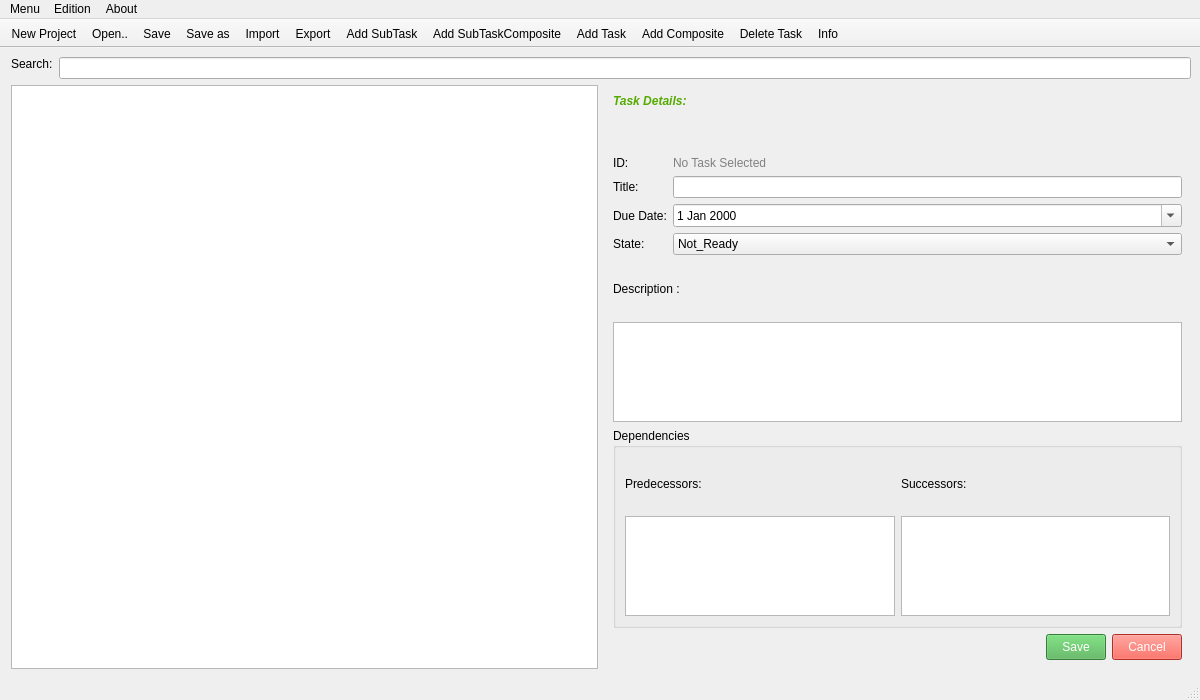
Qt form View/mainwindow.ui (mohameddabbebi/Project_QT_CPP-) before a commit.
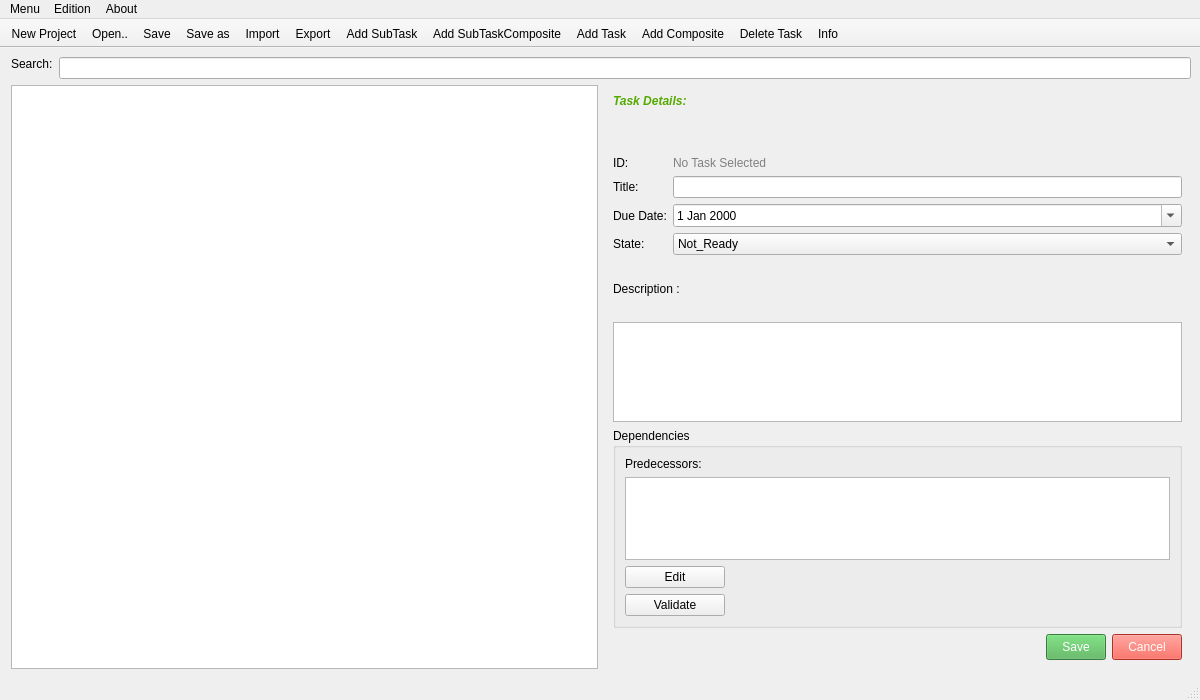
The same form after that commit. Icons and pictures are not drawn.

Diff of the .ui file:
```diff
--- a/View/mainwindow.ui
+++ b/View/mainwindow.ui
@@ -185,31 +185,47 @@
                   <height>100</height>
                  </size>
                 </property>
+                <item>
+                 <property name="text">
+                  <string/>
+                 </property>
+                </item>
                </widget>
               </item>
-             </layout>
-            </item>
             <item>
-             <layout class="QVBoxLayout" name="verticalLayout_3">
-              <item>
-               <widget class="QLabel" name="label_9">
+               <widget class="QPushButton" name="pushButton_2">
+                <property name="maximumSize">
+                 <size>
+                  <width>100</width>
+                  <height>16777215</height>
+                 </size>
+                </property>
                 <property name="text">
-                 <string>Successors:</string>
+                 <string>Edit</string>
                 </property>
                </widget>
               </item>
               <item>
-               <widget class="QListWidget" name="nextsListWidget">
+               <widget class="QPushButton" name="pushButton">
+                <property name="enabled">
+                 <bool>true</bool>
+                </property>
                 <property name="maximumSize">
                  <size>
-                  <width>16777215</width>
-                  <height>100</height>
+                  <width>100</width>
+                  <height>16777215</height>
                  </size>
                 </property>
+                <property name="text">
+                 <string>Validate</string>
+                </property>
                </widget>
               </item>
              </layout>
             </item>
+            <item>
+             <layout class="QVBoxLayout" name="verticalLayout_3"/>
+            </item>
            </layout>
           </widget>
          </item>
```
Lines whose indentation alone changed are shown as unchanged.
